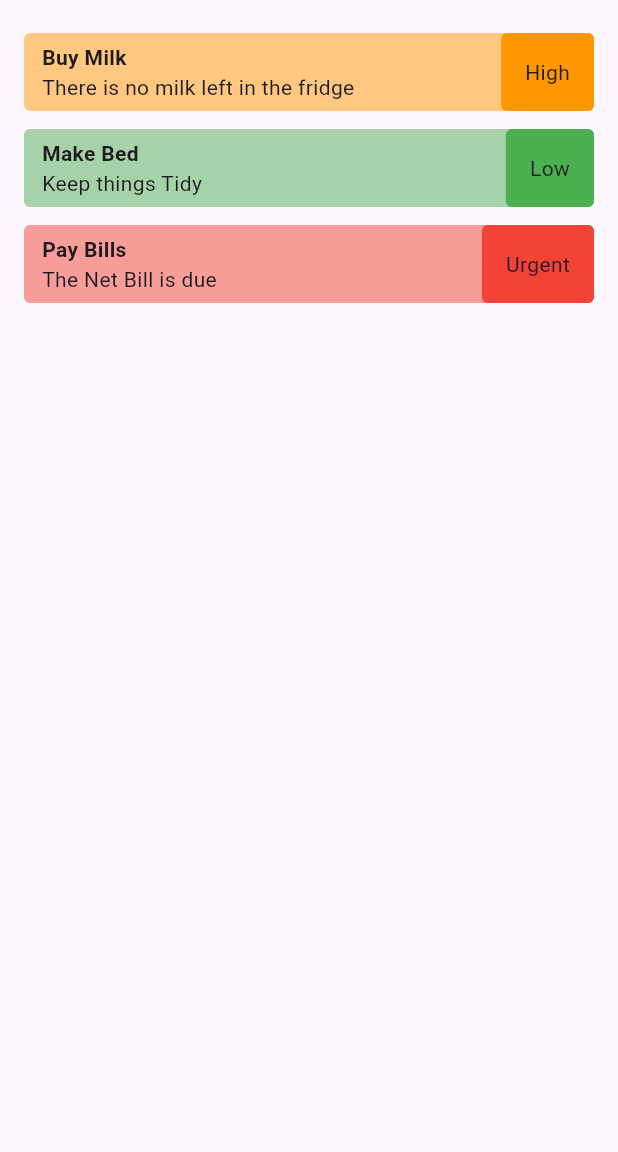
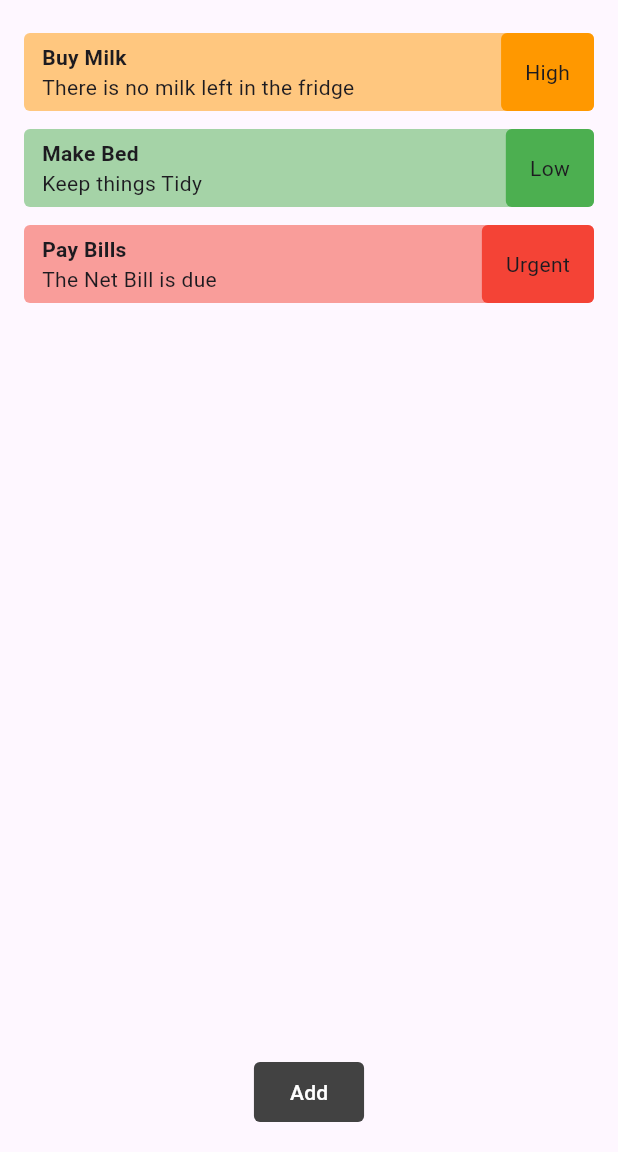
Before and after one commit to kahoragachau/flutter_todo_list, a Flutter app: the screen it shows after launch, on a phone screen of 412 x 824 dp, the part 84-1236 px from its top. Run offline on Flutter 3.47's test engine with Material 3 defaults, Android fonts, the phone set to English and light mode, and no system bars.

```diff
--- a/lib/home.dart
+++ b/lib/home.dart
@@ -10,6 +10,9 @@ class Home extends StatefulWidget {
 }
 
 class _HomeState extends State<Home> {
+
+  // form global Key
+  final _formGlobalKey = GlobalKey<FormState>();
 
   final List<Todo> todos = [
     const Todo(
@@ -43,7 +46,34 @@ class _HomeState extends State<Home> {
       body: Padding(
         padding: const EdgeInsets.all(16),
         child: Column(
-          children: [Expanded(child: TodoList(todos: todos))],
+          children: [
+            Expanded(child: TodoList(todos: todos)),
+
+            // Form Widget
+            Form(
+              key: _formGlobalKey,
+              child: Column(
+                crossAxisAlignment: CrossAxisAlignment.end,
+                children: [
+
+                  // Submit Button
+                  const SizedBox(height: 20,),
+                  FilledButton(
+                    onPressed: () {
+
+                    },
+                    style: FilledButton.styleFrom(
+                      backgroundColor: Colors.grey[800],
+                      shape: RoundedRectangleBorder(
+                        borderRadius: BorderRadius.circular(4)
+                      )
+                    ),
+                    child: const Text("Add")
+                    )
+                ],
+              ),
+            )
+          ],
         ),
       ),
     );
```
